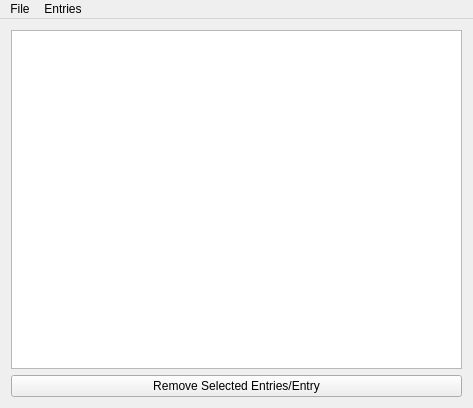
Qt form XDBF/mainwindow.ui (hetelek/XDBF-Manager) before a commit.
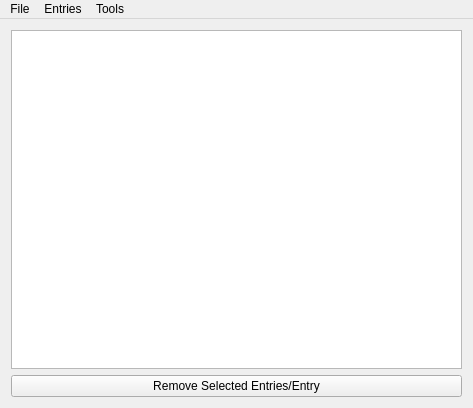
The same form after that commit. Icons and pictures are not drawn.

Commit message: addde address converter & re-did avatar award viewer ui

Diff of the .ui file:
```diff
--- a/XDBF/mainwindow.ui
+++ b/XDBF/mainwindow.ui
@@ -71,8 +71,15 @@
     <addaction name="actionAdd_New_Entry"/>
     <addaction name="actionExtract_All"/>
    </widget>
+   <widget class="QMenu" name="menuTools_2">
+    <property name="title">
+     <string>Tools</string>
+    </property>
+    <addaction name="actionAddress_Converter"/>
+   </widget>
    <addaction name="menuFile"/>
    <addaction name="menuTools"/>
+   <addaction name="menuTools_2"/>
   </widget>
   <action name="actionOpen">
    <property name="icon">
```
Left out of the diff: 9 changed lines with no effect on the pictures. The commit also changes 7 other files.
